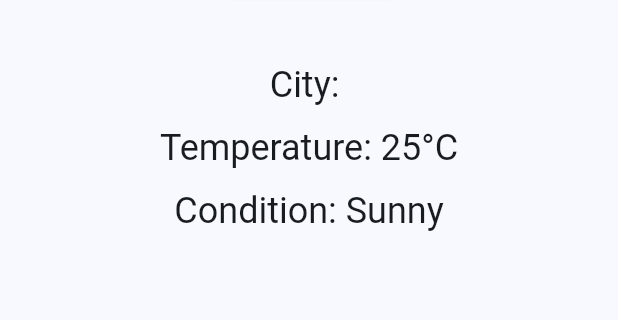
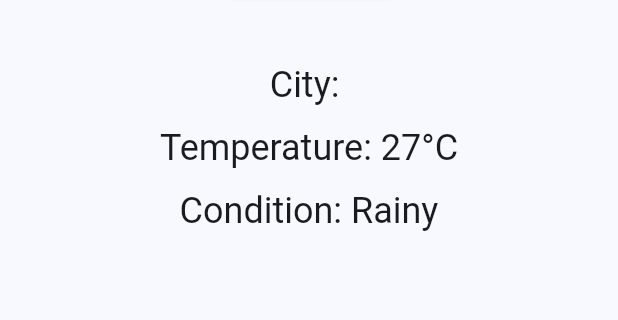
Before and after one commit to IvanJunyu/Act6_weather_app, a Flutter app: the screen it shows after launch, after a tap on "Fetch Weather", on a phone screen of 412 x 824 dp, the part 293-613 px from its top. Run offline on Flutter 3.47's test engine with Material 3 defaults, Android fonts, the phone set to English and light mode, and no system bars.

Commit message:
Simulated weather data for input city

```diff
--- a/lib/main.dart
+++ b/lib/main.dart
@@ -1,4 +1,5 @@
 import 'package:flutter/material.dart';
+import 'dart:math';
 
 void main() {
   runApp(const MyApp());
@@ -38,8 +39,13 @@ class _MyHomePageState extends State<MyHomePage> {
   void _fetchWeather() {
     setState(() {
       _cityName = _cityController.text;
-      _temperature = '25°C';
-      _weatherCondition = 'Sunny';
+      Random random = Random();
+      int temp = 15 + random.nextInt(16);
+      List<String> conditions = ['Sunny', 'Cloudy', 'Rainy'];
+      String condition = conditions[random.nextInt(conditions.length)];
+
+      _temperature = '$temp°C';
+      _weatherCondition = condition;
     });
   }
 
```
